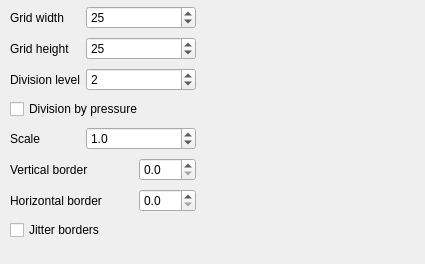
The window that krita/plugins/paintops/gridbrush/wdggridoptions.ui (KDE/krita) describes before a commit, drawn with Qt 5.
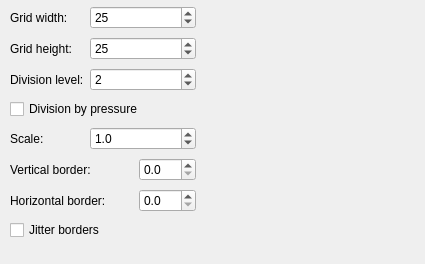
The same window after the commit.

Diff of the .ui file:
```diff
--- a/krita/plugins/paintops/gridbrush/wdggridoptions.ui
+++ b/krita/plugins/paintops/gridbrush/wdggridoptions.ui
@@ -35,7 +35,7 @@
     <item row="0" column="0">
      <widget class="QLabel" name="label">
       <property name="text">
-       <string>Grid width</string>
+       <string>Grid width:</string>
       </property>
      </widget>
     </item>
@@ -55,7 +55,7 @@
     <item row="1" column="0">
      <widget class="QLabel" name="label_2">
       <property name="text">
-       <string>Grid height</string>
+       <string>Grid height:</string>
       </property>
      </widget>
     </item>
@@ -75,7 +75,7 @@
     <item row="2" column="0">
      <widget class="QLabel" name="label_3">
       <property name="text">
-       <string>Division level</string>
+       <string>Division level:</string>
       </property>
      </widget>
     </item>
@@ -102,7 +102,7 @@
     <item row="4" column="0">
      <widget class="QLabel" name="label_6">
       <property name="text">
-       <string>Scale</string>
+       <string>Scale:</string>
       </property>
      </widget>
     </item>
@@ -125,7 +125,7 @@
     <item row="5" column="0" colspan="2">
      <widget class="QLabel" name="label_4">
       <property name="text">
-       <string>Vertical border</string>
+       <string>Vertical border:</string>
       </property>
      </widget>
     </item>
@@ -139,7 +139,7 @@
     <item row="6" column="0" colspan="2">
      <widget class="QLabel" name="label_5">
       <property name="text">
-       <string>Horizontal border</string>
+       <string>Horizontal border:</string>
       </property>
      </widget>
     </item>
```
